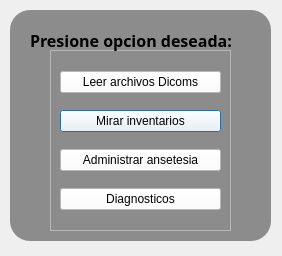
Old version of the form opciones_ventana.ui in the repository Karly19tarazonac/proyecto_final_info_II.
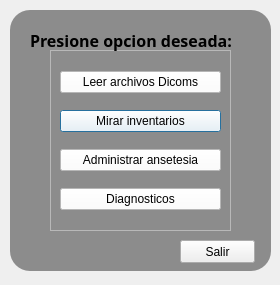
New version of the form.

What changed in the file:
```diff
--- a/opciones_ventana.ui
+++ b/opciones_ventana.ui
@@ -6,8 +6,8 @@
    <rect>
     <x>0</x>
     <y>0</y>
-    <width>282</width>
-    <height>256</height>
+    <width>280</width>
+    <height>285</height>
    </rect>
   </property>
   <property name="windowTitle">
@@ -90,7 +90,7 @@
      <x>10</x>
      <y>10</y>
      <width>261</width>
-     <height>231</height>
+     <height>261</height>
     </rect>
    </property>
    <property name="styleSheet">
@@ -123,9 +123,23 @@
     <string>Presione opcion deseada:</string>
    </property>
   </widget>
+  <widget class="QPushButton" name="salir">
+   <property name="geometry">
+    <rect>
+     <x>180</x>
+     <y>240</y>
+     <width>75</width>
+     <height>23</height>
+    </rect>
+   </property>
+   <property name="text">
+    <string>Salir</string>
+   </property>
+  </widget>
   <zorder>label</zorder>
   <zorder>frame</zorder>
   <zorder>label_2</zorder>
+  <zorder>salir</zorder>
  </widget>
  <resources/>
  <connections/>
```
